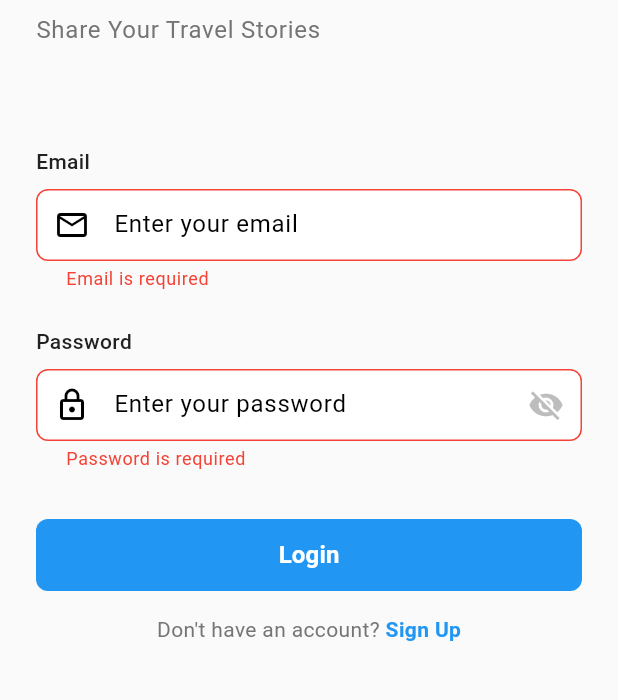
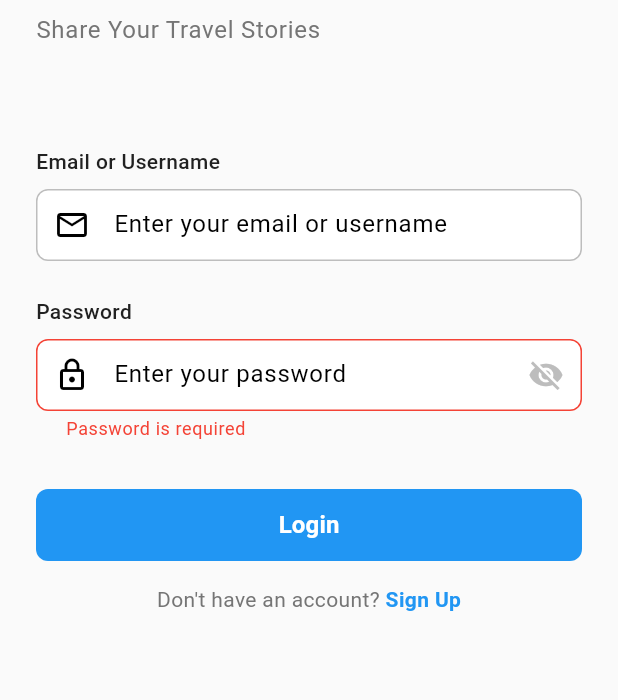
Before and after one commit to thesoumisamanta/travel_diary_mob_app, a Flutter app: the screen it shows after launch, after a tap on "Login", on a phone screen of 412 x 824 dp, the part 227-927 px from its top. Run offline on Flutter 3.47's test engine with Material 3 defaults, Android fonts, the light colour scheme and no system bars; our stand-ins replace cached_network_image, dio, equatable, flutter_bloc, flutter_secure_storage, image_picker and 3 more; network calls fail.

Commit message:
refactor: update authentication flow to use identifier instead of email, add routing for login and home screens

```diff
--- a/lib/app.dart
+++ b/lib/app.dart
@@ -1,5 +1,6 @@
 import 'package:flutter/material.dart';
 import 'package:flutter_bloc/flutter_bloc.dart';
+import 'package:travel_diary_mob_app/routes/app_routes.dart';
 import 'core/theme/app_theme.dart';
 import 'business_logic/auth_bloc/auth_bloc.dart';
 import 'business_logic/auth_bloc/auth_state.dart';
@@ -18,6 +19,8 @@ class App extends StatelessWidget {
       theme: AppTheme.lightTheme,
       darkTheme: AppTheme.darkTheme,
       themeMode: ThemeMode.light,
+      onGenerateRoute: AppRoutes.generateRoute,
+      initialRoute: AppRoutes.login,
       home: BlocBuilder<AuthBloc, AuthState>(
         builder: (context, state) {
           if (state is AuthLoading) {
--- a/lib/business_logic/auth_bloc/auth_bloc.dart
+++ b/lib/business_logic/auth_bloc/auth_bloc.dart
@@ -49,7 +49,7 @@ class AuthBloc extends Bloc<AuthEvent, AuthState> {
   ) async {
     emit(AuthLoading());
     try {
-      final user = await authRepository.login(event.email, event.password);
+      final user = await authRepository.login(event.identifier, event.password);
       emit(AuthAuthenticated(user));
     } catch (e) {
       emit(AuthError(e.toString()));
--- a/lib/business_logic/auth_bloc/auth_event.dart
+++ b/lib/business_logic/auth_bloc/auth_event.dart
@@ -10,16 +10,13 @@ abstract class AuthEvent extends Equatable {
 class AuthCheckRequested extends AuthEvent {}
 
 class AuthLoginRequested extends AuthEvent {
-  final String email;
+  final String identifier;
   final String password;
 
-  const AuthLoginRequested({
-    required this.email,
-    required this.password,
-  });
+  const AuthLoginRequested({required this.identifier, required this.password});
 
   @override
-  List<Object?> get props => [email, password];
+  List<Object?> get props => [identifier, password];
 }
 
 class AuthRegisterRequested extends AuthEvent {
--- a/lib/core/constants/api_constants.dart
+++ b/lib/core/constants/api_constants.dart
@@ -1,5 +1,5 @@
 class ApiConstants {
-  static const String baseUrl = 'https://api.traveldiaryapp.com/api/v1';
+  static const String baseUrl = 'http://10.0.2.2:8000/api';
 
   // Auth Endpoints
   static const String login = '/auth/login';
--- a/lib/data/services/api_service.dart
+++ b/lib/data/services/api_service.dart
@@ -12,22 +12,16 @@ class ApiService {
   }
 
   // Auth APIs
-  Future<ApiResponse> login(String email, String password) async {
+  Future<ApiResponse> login(String identifier, String password) async {
     final response = await _apiClient.post(
       ApiConstants.login,
-      data: {
-        'email': email,
-        'password': password,
-      },
+      data: {'identifier': identifier, 'password': password},
     );
     return ApiResponse.fromJson(response.data, null);
   }
 
   Future<ApiResponse> register(Map<String, dynamic> data) async {
-    final response = await _apiClient.post(
-      ApiConstants.register,
-      data: data,
-    );
+    final response = await _apiClient.post(ApiConstants.register, data: data);
     return ApiResponse.fromJson(response.data, null);
   }
 
@@ -103,14 +97,14 @@ class ApiService {
   }
 
   Future<ApiResponse> createPost(Map<String, dynamic> data) async {
-    final response = await _apiClient.post(
-      ApiConstants.createPost,
-      data: data,
-    );
+    final response = await _apiClient.post(ApiConstants.createPost, data: data);
     return ApiResponse.fromJson(response.data, null);
   }
 
-  Future<ApiResponse> updatePost(String postId, Map<String, dynamic> data) async {
+  Future<ApiResponse> updatePost(
+    String postId,
+    Map<String, dynamic> data,
+  ) async {
     final response = await _apiClient.put(
       '${ApiConstants.updatePost}/$postId',
       data: data,
@@ -119,7 +113,9 @@ class ApiService {
   }
 
   Future<ApiResponse> deletePost(String postId) async {
-    final response = await _apiClient.delete('${ApiConstants.deletePost}/$postId');
+    final response = await _apiClient.delete(
+      '${ApiConstants.deletePost}/$postId',
+    );
     return ApiResponse.fromJson(response.data, null);
   }
 
@@ -129,7 +125,9 @@ class ApiService {
   }
 
   Future<ApiResponse> unlikePost(String postId) async {
-    final response = await _apiClient.post('${ApiConstants.unlikePost}/$postId');
+    final response = await _apiClient.post(
+      '${ApiConstants.unlikePost}/$postId',
+    );
     return ApiResponse.fromJson(response.data, null);
   }
 
@@ -243,10 +241,9 @@ class ApiService {
   }) async {
     final formData = FormData();
     for (var file in files) {
-      formData.files.add(MapEntry(
-        'files',
-        await MultipartFile.fromFile(file.path),
-      ));
+      formData.files.add(
+        MapEntry('files', await MultipartFile.fromFile(file.path)),
+      );
     }
 
     final response = await _apiClient.post(
--- a/lib/main.dart
+++ b/lib/main.dart
@@ -53,13 +53,13 @@ class TravelDiaryApp extends StatelessWidget {
   final StorageRepository storageRepository;
 
   const TravelDiaryApp({
-    Key? key,
+    super.key,
     required this.authRepository,
     required this.userRepository,
     required this.postRepository,
     required this.chatRepository,
     required this.storageRepository,
-  }) : super(key: key);
+  });
 
   @override
   Widget build(BuildContext context) {
--- a/lib/presentation/screens/auth/login_screen.dart
+++ b/lib/presentation/screens/auth/login_screen.dart
@@ -10,7 +10,7 @@ import '../../widgets/custom_text_field.dart';
 import 'register_screen.dart';
 
 class LoginScreen extends StatefulWidget {
-  const LoginScreen({Key? key}) : super(key: key);
+  const LoginScreen({super.key});
 
   @override
   State<LoginScreen> createState() => _LoginScreenState();
@@ -37,9 +37,21 @@ class _LoginScreenState extends State<LoginScreen> {
 
   void _handleLogin() {
     if (_formKey.currentState!.validate()) {
+      final input = _emailController.text.trim();
+
+      String? email;
+      String? username;
+
+      // Check if input contains '@' → it's an email
+      if (input.contains('@')) {
+        email = input;
+      } else {
+        username = input;
+      }
+
       context.read<AuthBloc>().add(
         AuthLoginRequested(
-              email: _emailController.text.trim(),
+          identifier: _emailController.text.trim(),
           password: _passwordController.text,
         ),
       );
@@ -58,6 +70,9 @@ class _LoginScreenState extends State<LoginScreen> {
                 backgroundColor: AppColors.error,
               ),
             );
+          }
+          if (state is AuthAuthenticated) {
+            Navigator.pushReplacementNamed(context, '/home');
           }
         },
         child: SingleChildScrollView(
@@ -86,11 +101,11 @@ class _LoginScreenState extends State<LoginScreen> {
                   SizedBox(height: MediaQuery.of(context).size.height * 0.08),
                   CustomTextField(
                     controller: _emailController,
-                    label: 'Email',
-                    hint: 'Enter your email',
-                    keyboardType: TextInputType.emailAddress,
+                    label: 'Email or Username',
+                    hint: 'Enter your email or username',
+                    // keyboardType: TextInputType.emailAddress,
                     prefixIcon: const Icon(Icons.email_outlined),
-                    validator: Validators.validateEmail,
+                    // validator: Validators.validateEmail,
                   ),
                   const SizedBox(height: 24),
                   CustomTextField(
@@ -135,7 +150,8 @@ class _LoginScreenState extends State<LoginScreen> {
                         },
                         child: Text(
                           'Sign Up',
-                          style: Theme.of(context).textTheme.bodyMedium?.copyWith(
+                          style: Theme.of(context).textTheme.bodyMedium
+                              ?.copyWith(
                                 color: AppColors.primary,
                                 fontWeight: FontWeight.w600,
                               ),
--- a/lib/presentation/screens/home/home_screen.dart
+++ b/lib/presentation/screens/home/home_screen.dart
@@ -12,7 +12,7 @@ import 'widgets/post_card.dart';
 import 'widgets/story_card.dart';
 
 class HomeScreen extends StatefulWidget {
-  const HomeScreen({Key? key}) : super(key: key);
+  const HomeScreen({super.key});
 
   @override
   State<HomeScreen> createState() => _HomeScreenState();
@@ -110,10 +110,12 @@ class _HomeScreenState extends State<HomeScreen> {
   }
 
   PreferredSizeWidget _buildAppBar() {
-    if (_selectedIndex != 0) return const PreferredSize(
+    if (_selectedIndex != 0) {
+      return const PreferredSize(
       preferredSize: Size.fromHeight(0),
       child: SizedBox.shrink(),
     );
+    }
 
     return AppBar(
       title: Text(
--- a/lib/presentation/screens/profile/profile_screen.dart
+++ b/lib/presentation/screens/profile/profile_screen.dart
@@ -7,11 +7,10 @@ import 'package:travel_diary_mob_app/business_logic/auth_bloc/auth_event.dart';
 
 import '../../../business_logic/app_bloc/app_state.dart';
 import '../../../core/theme/app_colors.dart';
-import '../../widgets/custom_button.dart';
 import 'edit_profile_screen.dart';
 
 class ProfileScreen extends StatefulWidget {
-  const ProfileScreen({Key? key}) : super(key: key);
+  const ProfileScreen({super.key});
 
   @override
   State<ProfileScreen> createState() => _ProfileScreenState();
@@ -91,7 +90,7 @@ class _ProfileScreenState extends State<ProfileScreen>
                     Container(
                       height: 150,
                       width: double.infinity,
-                      color: AppColors.primary.withOpacity(0.1),
+                      color: AppColors.primary.withValues(alpha: 0.1),
                       child: user.coverPicture != null
                           ? CachedNetworkImage(
                               imageUrl: user.coverPicture!,
--- /dev/null
+++ b/lib/routes/app_routes.dart
@@ -0,0 +1,30 @@
+import 'package:flutter/material.dart';
+import 'package:travel_diary_mob_app/presentation/screens/auth/login_screen.dart';
+import 'package:travel_diary_mob_app/presentation/screens/home/home_screen.dart';
+
+
+class AppRoutes {
+  static const String login = '/login';
+  static const String main = '/home';
+
+  static Route<dynamic> generateRoute(RouteSettings settings) {
+    switch (settings.name) {
+      case login:
+        return MaterialPageRoute(
+          builder: (_) => const LoginScreen(),
+        );
+
+      case main:
+        return MaterialPageRoute(
+          builder: (_) => const HomeScreen(),
+        );
+
+      default:
+        return MaterialPageRoute(
+          builder: (_) => const Scaffold(
+            body: Center(child: Text("Route not found")),
+          ),
+        );
+    }
+  }
+}
```
Also changed, not shown: 1 other file. Lines whose indentation alone changed are shown as unchanged.
